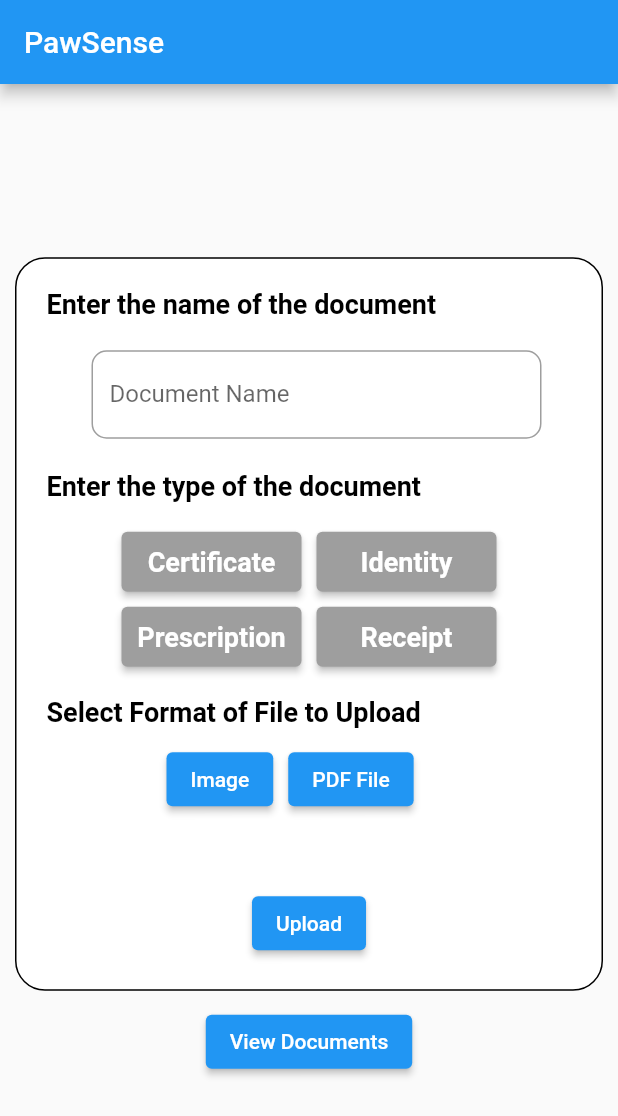
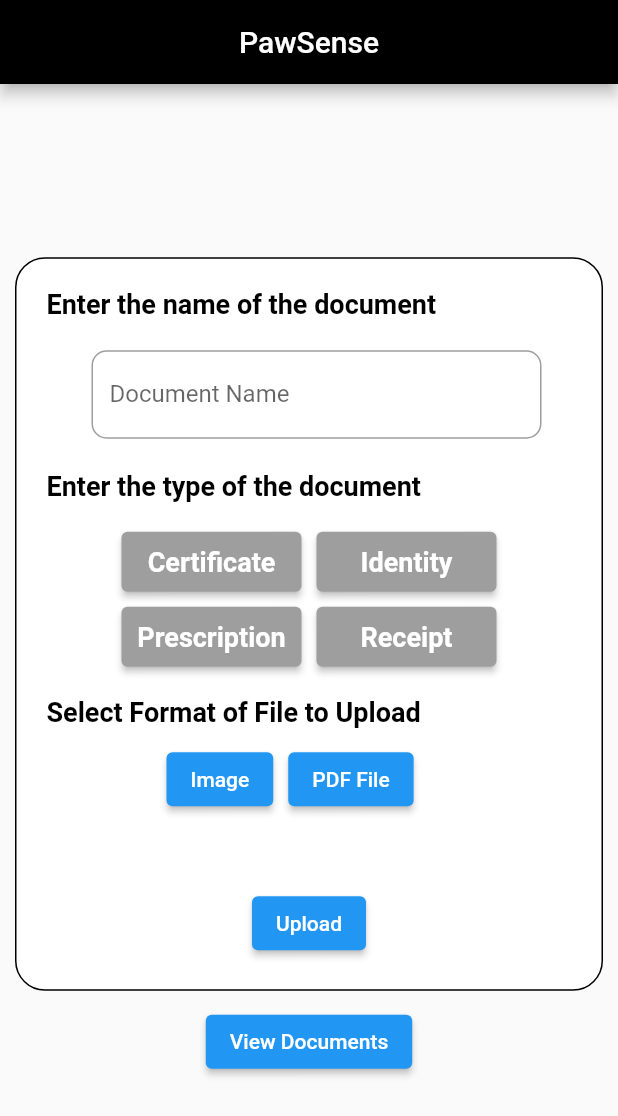
Before and after one commit to jai-rajani/Internship, a Flutter app: the screen it shows after launch, on a phone screen of 412 x 824 dp. Shown: the top 1116 px of the screen. Run offline on Flutter 3.47's test engine with Material 2 defaults, Android fonts, the phone set to English and light mode, and no system bars; our stand-ins replace dio, file_picker, flutter_spinkit, image_picker, permission_handler.

Commit message:
Changed appbar colours

```diff
--- a/lib/Documents.dart
+++ b/lib/Documents.dart
@@ -86,6 +86,7 @@ class _DocumentsState extends State<Documents> {
     //Navigator.pop(context);
     return Scaffold(
       appBar: AppBar(
+        backgroundColor: Colors.black,
 
         title: Text('My Documents'),
           actions: <Widget>[
--- a/lib/main.dart
+++ b/lib/main.dart
@@ -229,7 +229,8 @@ class _MyHomePageState extends State<MyHomePage> {
 
     return Scaffold(
       appBar: AppBar(
-
+        backgroundColor: Colors.black,
+        centerTitle: true,
         title: Text(
             'PawSense',
         style: TextStyle(
```
